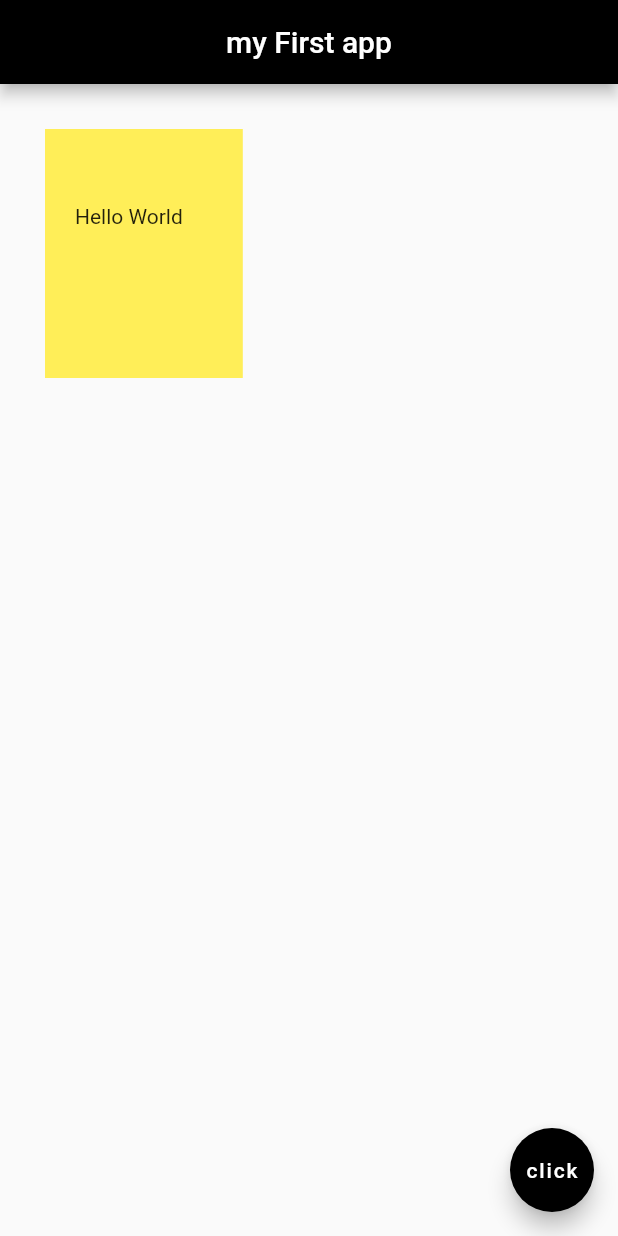
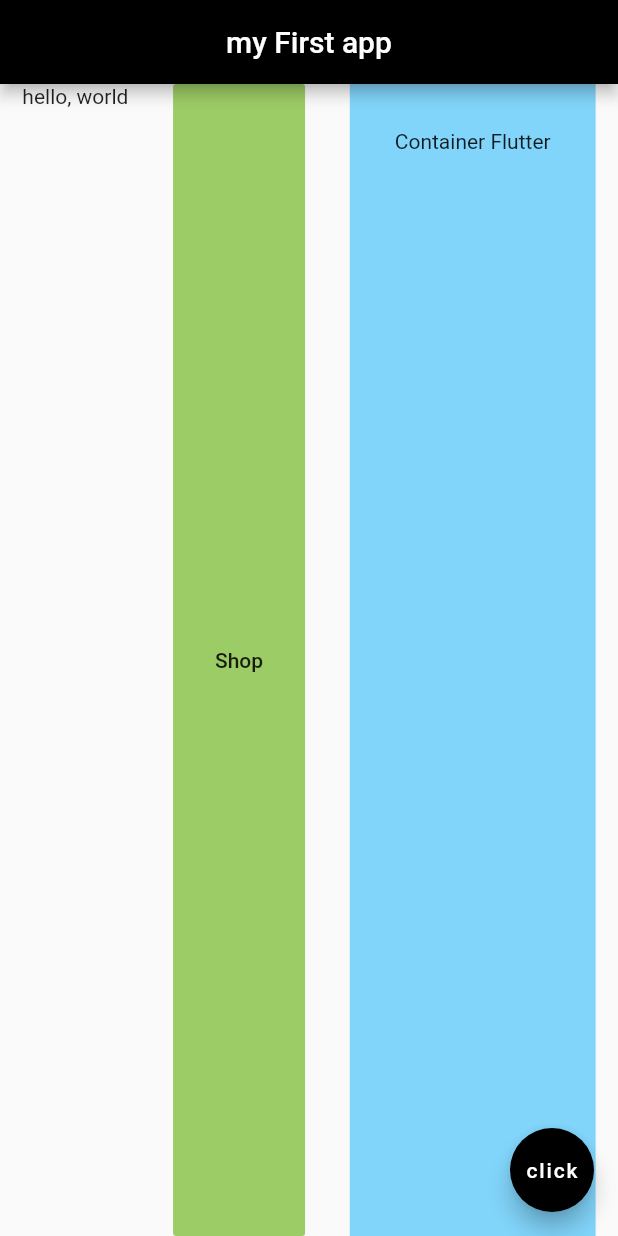
Before and after one commit to zinmyoswe/Flutter-Learning, a Flutter app: the screen it shows after launch, on a phone screen of 412 x 824 dp. Run offline on Flutter 3.47's test engine with Material 2 defaults, Android fonts, the phone set to English and light mode, and no system bars.

Commit message:
my changes

```diff
--- a/lib/main.dart
+++ b/lib/main.dart
@@ -14,11 +14,22 @@ class Home extends StatelessWidget {
         backgroundColor: Colors.black,
 
       ),
-          body: Container(
-        padding: EdgeInsets.fromLTRB(20.0,50.0,40.0,100.0),
-        margin: EdgeInsets.all(30.0),
-        color: Colors.yellow[400],
-        child: Text('Hello World'),
+      body: Row(
+        mainAxisAlignment: MainAxisAlignment.spaceAround,
+        crossAxisAlignment: CrossAxisAlignment.stretch,
+        children: <Widget>[
+          Text('hello, world'),
+          FlatButton(
+            onPressed: (){},
+            color: Colors.lightGreen[400],
+            child: Text('Shop'),
+          ),
+          Container(
+            color: Colors.lightBlue[200],
+            padding: EdgeInsets.all(30.0),
+            child: Text('Container Flutter'),
+          ),
+        ],
       ),
 
 
```
